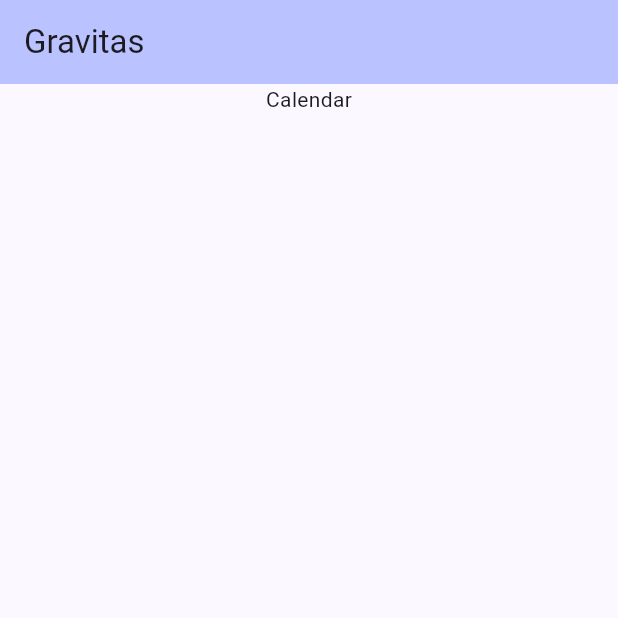
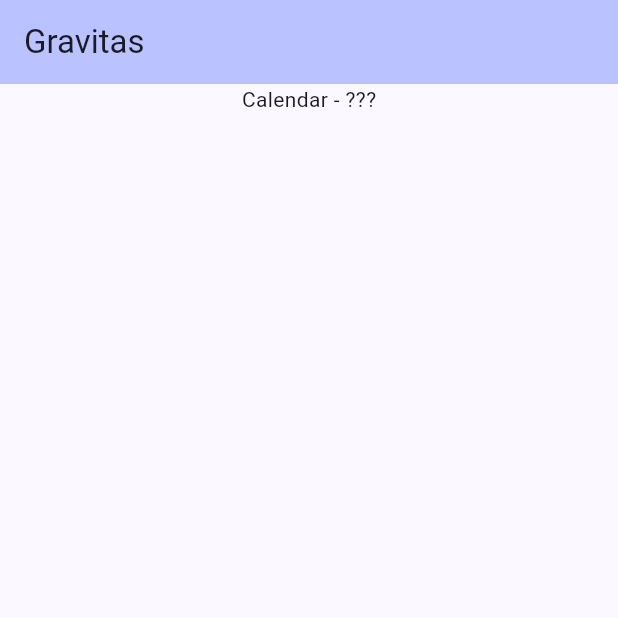
Before and after one commit to MinorFlow/gravitas_app, a Flutter app: the screen it shows after launch, swiped to page 2, on a phone screen of 412 x 824 dp, the top half of it. Run offline on Flutter 3.47's test engine with Material 2 defaults, Android fonts, the phone set to English and light mode, and no system bars.

Commit message:
update text

```diff
--- a/lib/calendar/pages/calendar_page.dart
+++ b/lib/calendar/pages/calendar_page.dart
@@ -17,7 +17,7 @@ class _CalendarPageState extends State<CalendarPage> with AutomaticKeepAliveClie
     super.build(context);
     return const Column(
       children: [
-        Text('Calendar')
+        Text('Calendar - ???')
       ],
     );
   }
```
